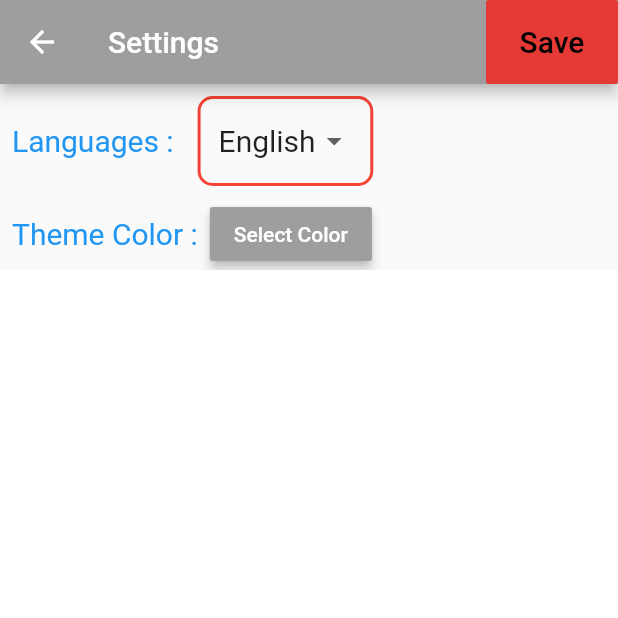
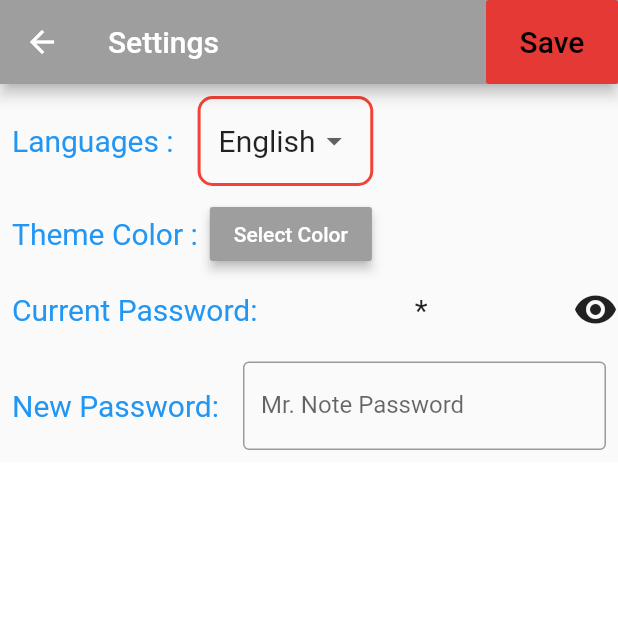
Before and after one commit to MrBuluc/mrnote, a Flutter app: the SettingsPage screen opened directly with empty values, on a phone screen of 412 x 824 dp, the top half of it. Run offline on Flutter 3.47's test engine with Material 2 defaults, Android fonts, the phone set to English and light mode, and no system bars; our stand-ins replace firebase_messaging, flutter_colorpicker, flutter_local_notifications, rxdart, sqflite; missing offline and left inert: firebase_admob; accounts and stored records are empty.

Commit message:
Parola Settings Page'e taşındı

```diff
--- a/lib/Login/login.dart
+++ b/lib/Login/login.dart
@@ -164,7 +164,7 @@ class _LoginState extends State<Login> {
           context,
           MaterialPageRoute(
               builder: (context) => NoteList(
-                  widget.lang, widget.color, widget.categoryID, true)));
+                  widget.lang, widget.color, widget.categoryID, false)));
     } else {
       setState(() {
         result = texts["result_enterFalse"];
--- a/lib/Settings/SettingsPage.dart
+++ b/lib/Settings/SettingsPage.dart
@@ -5,7 +5,9 @@ import 'package:flutter/material.dart';
 import 'package:flutter_colorpicker/flutter_colorpicker.dart';
 import 'package:mrnote/Settings/DeveloperPage.dart';
 import 'package:mrnote/common_widget/platform_duyarli_alert_dialog.dart';
+import 'package:mrnote/models/notes.dart';
 import 'package:mrnote/utils/admob_helper.dart';
+import 'package:mrnote/utils/database_helper.dart';
 import 'package:path_provider/path_provider.dart';
 
 class SettingsPage extends StatefulWidget {
@@ -39,6 +41,15 @@ class _SettingsPageState extends State<SettingsPage> {
     "Container_Padding1": "Theme Color :",
     "AlertDialog": 'Select a color',
     "RaisedButtonText": "Select Color",
+    "Container_Padding2": "Current Password:",
+    "Container_Padding2_hintText": "Enter Password",
+    "Container_Padding2_labelText": "Mr. Note Password",
+    "Container_Padding3": "New Password:",
+    "password_save_baslik": "Do you want to remove the password?",
+    "password_save_icerik":
+        "If you approve this process, password will be removed.",
+    "password_save_anaButonYazisi": "Approve",
+    "password_save_iptalButonYazisi": "Cancel",
   };
 
   Map<String, String> turkish = {
@@ -56,17 +67,32 @@ class _SettingsPageState extends State<SettingsPage> {
     "Container_Padding1": "Tema Rengi :",
     "AlertDialog": 'Bir Renk Seçin',
     "RaisedButtonText": "Renk Seç",
+    "Container_Padding2": "Mevcut Şifre:",
+    "Container_Padding2_hintText": "Mr. Notun Parolasını Girin",
+    "Container_Padding2_labelText": "Mr. Notun Parolası",
+    "Container_Padding3": "Yeni Parola:",
+    "password_save_baslik": "Parolayı Kaldırmak İstiyor Musunuz?",
+    "password_save_icerik": "Bu işlemi onaylarsanız şifre kaldırılacaktır.",
+    "password_save_anaButonYazisi": "Onayla",
+    "password_save_iptalButonYazisi": "İptal",
   };
 
   Color currentColor;
 
-  bool adOpen;
+  bool adOpen,
+      show = false;
 
   double ekranYuksekligi, ekranGenisligi;
 
   static GlobalKey<FormState> formKey = GlobalKey<FormState>();
+  static GlobalKey<FormState> formKey1 = GlobalKey<FormState>();
 
-  String parola;
+  String gelistiriciSayfasiParola,
+      password = "",
+      newPassword,
+      showPassword = "*";
+
+  DatabaseHelper databaseHelper = DatabaseHelper();
 
   @override
   void initState() {
@@ -83,6 +109,7 @@ class _SettingsPageState extends State<SettingsPage> {
         break;
     }
     currentColor = widget.color;
+    readPassword();
   }
 
   @override
@@ -185,12 +212,74 @@ class _SettingsPageState extends State<SettingsPage> {
                   ),
                 ],
               ),
+              Row(
+                mainAxisAlignment: MainAxisAlignment.spaceBetween,
+                children: [
+                  Padding(
+                    padding:
+                    const EdgeInsets.symmetric(horizontal: 8, vertical: 15),
+                    child: Text(
+                      texts["Container_Padding2"],
+                      style: TextStyle(fontSize: 20, color: Colors.blue),
+                    ),
+                  ),
+                  Padding(
+                    padding:
+                    const EdgeInsets.symmetric(horizontal: 8, vertical: 15),
+                    child: Text(
+                      show ? password : showPassword,
+                      style: TextStyle(fontSize: 20),
+                    ),
+                  ),
+                  GestureDetector(
+                    child: Icon(
+                      show ? Icons.visibility_off : Icons.visibility,
+                      size: 30,
+                    ),
+                    onTap: () {
+                      setState(() {
+                        show = !show;
+                      });
+                    },
+                  ),
+                ],
+              ),
+              Form(
+                key: formKey1,
+                child: Row(
+                  children: <Widget>[
+                    Padding(
+                      padding: const EdgeInsets.symmetric(
+                          horizontal: 8, vertical: 15),
+                      child: Text(
+                        texts["Container_Padding3"],
+                        style: TextStyle(fontSize: 20, color: Colors.blue),
+                      ),
+                    ),
+                    Expanded(
+                      child: Padding(
+                        padding: const EdgeInsets.all(8),
+                        child: TextFormField(
+                          decoration: InputDecoration(
+                            hintText: texts["Container_Padding2_hintText"],
+                            labelText: texts["Container_Padding2_labelText"],
+                            border: OutlineInputBorder(),
+                          ),
+                          onSaved: (text) {
+                            newPassword = text;
+                          },
+                        ),
+                      ),
+                    ),
+                  ],
+                ),
+              ),
               GestureDetector(
                 child: Container(
                   color: Colors.white,
                   child: SizedBox(
                     width: ekranGenisligi,
-                    height: ekranYuksekligi - 204,
+                    height: ekranYuksekligi - 279,
                   ),
                 ),
                 onLongPress: () async {
@@ -224,15 +313,30 @@ class _SettingsPageState extends State<SettingsPage> {
     AdmobHelper.myBannerAd.dispose();
   }
 
+  Future<void> readPassword() async {
+    List<Note> noteList =
+    await databaseHelper.getNoteTitleNotesList("Password");
+    setState(() {
+      password = noteList[0].noteContent;
+    });
+    prepareShowPassword();
+    print("password: " + password);
+  }
+
+  void prepareShowPassword() {
+    showPassword = "*" * (password.length);
+  }
+
   List<DropdownMenuItem<int>> createLangItem() {
     List<String> langList = [texts["langList0"], texts["langList1"]];
     return langList
-        .map((lang) => DropdownMenuItem<int>(
-              value: langList.indexOf(lang),
-              child: Text(
-                lang,
-                style: TextStyle(fontSize: 20),
-              ),
+        .map((lang) =>
+        DropdownMenuItem<int>(
+          value: langList.indexOf(lang),
+          child: Text(
+            lang,
+            style: TextStyle(fontSize: 20),
+          ),
             ))
         .toList();
   }
@@ -246,6 +350,25 @@ class _SettingsPageState extends State<SettingsPage> {
 
       final file1 = File("$path/theme.txt");
       file1.writeAsString(color.toString());
+
+      formKey1.currentState.save();
+      if (newPassword == "") {
+        bool sonuc = await PlatformDuyarliAlertDialog(
+          baslik: texts["password_save_baslik"],
+          icerik: texts["password_save_icerik"],
+          anaButonYazisi: texts["password_save_anaButonYazisi"],
+          iptalButonYazisi: texts["password_save_iptalButonYazisi"],
+        ).goster(context);
+        if (sonuc) {
+          var suan = DateTime.now();
+          databaseHelper.updateNote(
+              Note.withID(1, 1, "Password", newPassword, suan.toString(), 2));
+        }
+      } else {
+        var suan = DateTime.now();
+        databaseHelper.updateNote(
+            Note.withID(1, 1, "Password", newPassword, suan.toString(), 2));
+      }
     } catch (e) {
       PlatformDuyarliAlertDialog(
         baslik: texts["save_catch_baslik"],
@@ -293,7 +416,7 @@ class _SettingsPageState extends State<SettingsPage> {
                     Icons.lock,
                   ),
                 ),
-                onSaved: (String value) => parola = value,
+                onSaved: (String value) => gelistiriciSayfasiParola = value,
               ),
             ),
             actions: <Widget>[
@@ -322,7 +445,7 @@ class _SettingsPageState extends State<SettingsPage> {
 
   Future<void> gelistiriciSayfasiGiris() async {
     formKey.currentState.save();
-    if (parola == "Hakkican99") {
+    if (gelistiriciSayfasiParola == "Hakkican99") {
       var result = await _goToPage(DeveloperPage(widget.adOpen));
       if (result != null) {
         if (result == "0") {
--- a/lib/note_detail.dart
+++ b/lib/note_detail.dart
@@ -98,6 +98,7 @@ class _NoteDetailState extends State<NoteDetail> {
     if (widget.adOpen) {
       disposeAd();
     }
+    _controller.dispose();
     super.dispose();
   }
 
@@ -250,7 +251,6 @@ class _NoteDetailState extends State<NoteDetail> {
 
   void disposeAd() {
     myInterstitialAd.dispose();
-    _controller.dispose();
   }
 
   List<DropdownMenuItem<int>> createCategoryItem() {
--- a/lib/utils/database_helper.dart
+++ b/lib/utils/database_helper.dart
@@ -147,6 +147,22 @@ class DatabaseHelper {
     return sonuc;
   }
 
+  Future<List<Note>> getNoteIDNotesList(int noteID) async {
+    var noteMapList = await getNoteIDNotes(noteID);
+    var noteList = List<Note>();
+    for (Map map in noteMapList) {
+      noteList.add(Note.fromMap(map));
+    }
+    return noteList;
+  }
+
+  Future<List<Map<String, dynamic>>> getNoteIDNotes(int noteID) async {
+    var db = await _getDatabase();
+    var sonuc = await db.rawQuery(
+        "SELECT * FROM Note INNER JOIN category on category.categoryID = note.categoryID WHERE note.noteID == '$noteID' ORDER by noteID DESC;");
+    return sonuc;
+  }
+
   Future<int> updateNote(Note note) async {
     var db = await _getDatabase();
     var sonuc = await db.update("note", note.toMap(),
@@ -155,14 +171,10 @@ class DatabaseHelper {
   }
 
   Future<int> deleteNote(int noteID) async {
-    if (noteID == 1) {
-      return 0;
-    } else {
-      var db = await _getDatabase();
-      var sonuc =
-          await db.delete("note", where: 'noteID = ?', whereArgs: [noteID]);
-      return sonuc;
-    }
+    var db = await _getDatabase();
+    var sonuc =
+        await db.delete("note", where: 'noteID = ?', whereArgs: [noteID]);
+    return sonuc;
   }
 
   Future<int> addNote(Note note) async {
```
Also changed, not shown: lib/note_list.dart (+8 -18 lines).
